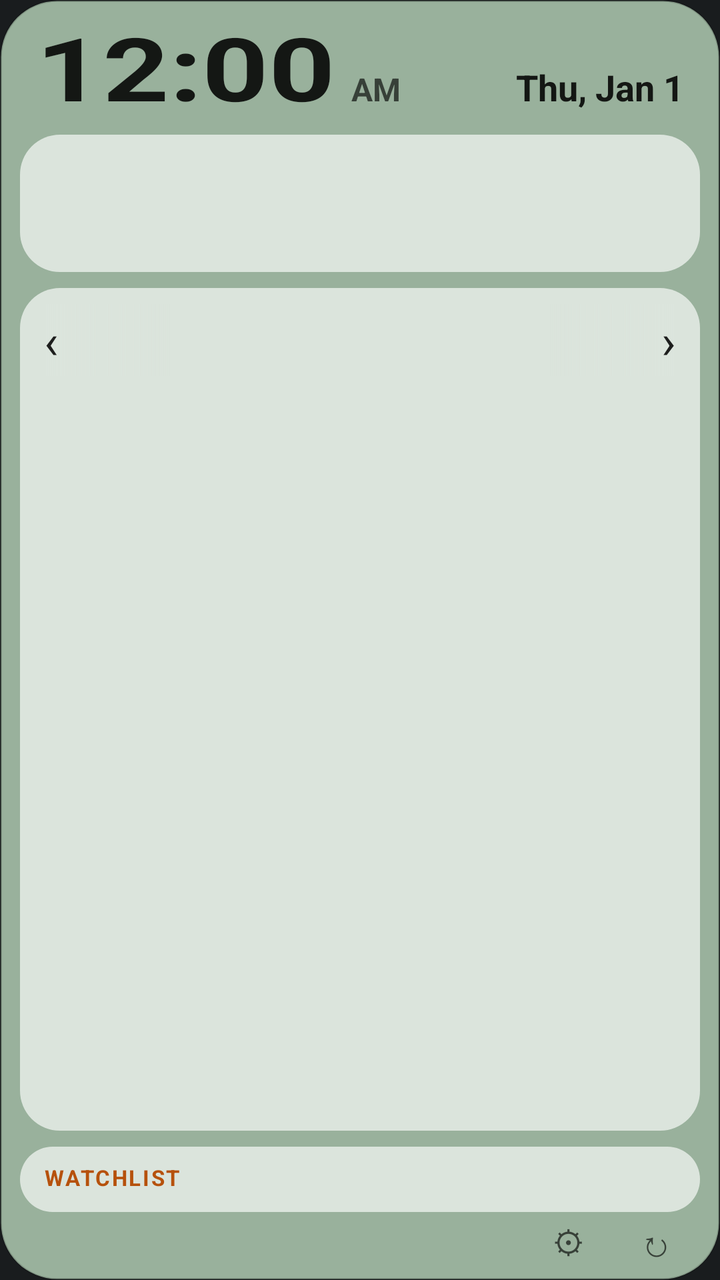
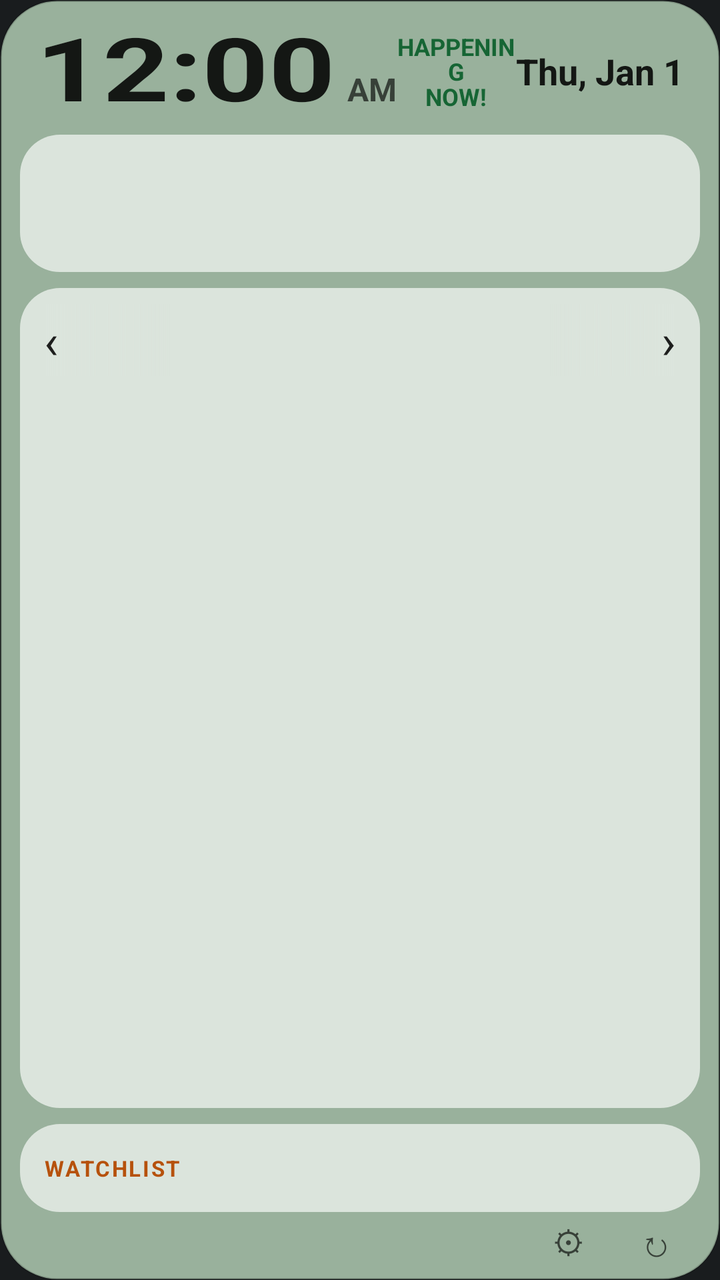

Compare the two renders of this Android layout. The source of the first and the diff that turns it into the second are given below.
<!-- AndroidManifest.xml: application theme android:Theme.DeviceDefault.NoActionBar -->
<!-- res/layout/widget_large.xml -->
<?xml version="1.0" encoding="utf-8"?>
<LinearLayout xmlns:android="http://schemas.android.com/apk/res/android"
    android:id="@+id/root"
    android:layout_width="match_parent"
    android:layout_height="match_parent"
    android:background="@drawable/widget_bg"
    android:orientation="vertical"
    android:paddingHorizontal="10dp"
    android:paddingTop="10dp"
    android:paddingBottom="4dp">

    
    <LinearLayout
        android:id="@+id/clock"
        android:layout_width="match_parent"
        android:layout_height="wrap_content"
        android:baselineAligned="true"
        android:orientation="horizontal"
        android:paddingHorizontal="8dp"
        android:paddingBottom="6dp">

        <TextClock
            android:layout_width="wrap_content"
            android:layout_height="wrap_content"
            android:format12Hour="h:mm"
            android:format24Hour="H:mm"
            android:includeFontPadding="false"
            android:textColor="@color/text"
            android:textScaleX="1.32"
            android:textSize="44sp"
            android:textStyle="bold" />

        <TextClock
            android:layout_width="wrap_content"
            android:layout_height="wrap_content"
            android:format12Hour="a"
            android:format24Hour=""
            android:paddingStart="8dp"
            android:textColor="@color/muted"
            android:textSize="16sp"
            android:textStyle="bold" />

        <TextClock
            android:layout_width="0dp"
            android:layout_height="wrap_content"
            android:layout_weight="1"
            android:format12Hour="EEE, MMM d"
            android:format24Hour="EEE, MMM d"
            android:gravity="end"
            android:textColor="@color/text"
            android:textSize="18sp"
            android:textStyle="bold" />
    </LinearLayout>

    <include layout="@layout/part_weather" />

    
    <LinearLayout
        android:layout_width="match_parent"
        android:layout_height="0dp"
        android:layout_marginTop="8dp"
        android:layout_weight="1"
        android:background="@drawable/bar_bg"
        android:orientation="vertical"
        android:paddingHorizontal="12dp"
        android:paddingVertical="8dp">

        
        <FrameLayout
            android:layout_width="match_parent"
            android:layout_height="36dp">

            <LinearLayout
                android:layout_width="match_parent"
                android:layout_height="match_parent"
                android:orientation="horizontal">

                <TextView
                    android:id="@+id/cat_m2"
                    android:layout_height="match_parent"
                    android:maxLines="1"
                    android:paddingHorizontal="9dp"
                    android:textSize="12sp"
                    android:layout_width="0dp"
                    android:layout_weight="1"
                    android:ellipsize="start"
                    android:gravity="end|center_vertical"
                    android:textColor="@color/faint" />

                <TextView
                    android:id="@+id/cat_m1"
                    android:layout_height="match_parent"
                    android:maxLines="1"
                    android:paddingHorizontal="9dp"
                    android:textSize="12sp"
                    android:layout_width="wrap_content"
                    android:gravity="center_vertical"
                    android:textColor="@color/muted" />

                <TextView
                    android:id="@+id/cat"
                    android:layout_height="match_parent"
                    android:maxLines="1"
                    android:paddingHorizontal="9dp"
                    android:textSize="14sp"
                    android:layout_width="wrap_content"
                    android:gravity="center_vertical"
                    android:letterSpacing="0.06"
                    android:textColor="@color/accent"
                    android:textStyle="bold" />

                <TextView
                    android:id="@+id/cat_p1"
                    android:layout_height="match_parent"
                    android:maxLines="1"
                    android:paddingHorizontal="9dp"
                    android:textSize="12sp"
                    android:layout_width="wrap_content"
                    android:gravity="center_vertical"
                    android:textColor="@color/muted" />

                <TextView
                    android:id="@+id/cat_p2"
                    android:layout_height="match_parent"
                    android:maxLines="1"
                    android:paddingHorizontal="9dp"
                    android:textSize="12sp"
                    android:layout_width="0dp"
                    android:layout_weight="1"
                    android:ellipsize="end"
                    android:gravity="start|center_vertical"
                    android:textColor="@color/faint" />

            </LinearLayout>

            <FrameLayout
                android:layout_width="64dp"
                android:layout_height="match_parent"
                android:layout_gravity="start"
                android:background="@drawable/fade_left" />

            <FrameLayout
                android:layout_width="64dp"
                android:layout_height="match_parent"
                android:layout_gravity="end"
                android:background="@drawable/fade_right" />

            <TextView
                android:id="@+id/prev"
                android:layout_width="40dp"
                android:layout_height="match_parent"
                android:layout_gravity="start"
                android:contentDescription="Previous category"
                android:gravity="start|center_vertical"
                android:text="‹"
                android:textColor="@color/text"
                android:textSize="24sp" />

            <TextView
                android:id="@+id/next"
                android:layout_width="40dp"
                android:layout_height="match_parent"
                android:layout_gravity="end"
                android:contentDescription="Next category"
                android:gravity="end|center_vertical"
                android:text="›"
                android:textColor="@color/text"
                android:textSize="24sp" />
        </FrameLayout>

        
        <TextView
            android:id="@+id/catpos"
            android:layout_width="match_parent"
            android:layout_height="wrap_content"
            android:gravity="center_horizontal"
            android:maxLines="1"
            android:textColor="@color/muted"
            android:textSize="11sp" />

        
        <LinearLayout
            android:id="@+id/headlines"
            android:layout_width="match_parent"
            android:layout_height="0dp"
            android:layout_weight="1"
            android:orientation="vertical"
            android:paddingTop="4dp" />

        
        <ListView
            android:id="@+id/headlines_list"
            android:layout_width="match_parent"
            android:layout_height="0dp"
            android:layout_weight="1"
            android:divider="@null"
            android:fadingEdgeLength="18dp"
            android:requiresFadingEdge="vertical"
            android:scrollbars="none"
            android:visibility="gone" />
    </LinearLayout>

    
    <LinearLayout
        android:id="@+id/watch"
        android:layout_width="match_parent"
        android:layout_height="wrap_content"
        android:layout_marginTop="8dp"
        android:background="@drawable/bar_bg"
        android:orientation="vertical"
        android:paddingHorizontal="12dp"
        android:paddingVertical="8dp">

        <TextView
            android:layout_width="wrap_content"
            android:layout_height="wrap_content"
            android:letterSpacing="0.08"
            android:paddingBottom="2dp"
            android:text="WATCHLIST"
            android:textColor="@color/accent"
            android:textSize="11sp"
            android:textStyle="bold" />

        <LinearLayout
            android:id="@+id/quotes"
            android:layout_width="match_parent"
            android:layout_height="wrap_content"
            android:orientation="vertical" />
    </LinearLayout>

    <LinearLayout
        android:layout_width="match_parent"
        android:layout_height="wrap_content"
        android:gravity="center_vertical"
        android:orientation="horizontal"
        android:paddingStart="8dp">

        <TextView
            android:id="@+id/updated"
            android:layout_width="0dp"
            android:layout_height="wrap_content"
            android:layout_weight="1"
            android:textColor="@color/muted"
            android:textSize="11sp" />

        <TextView
            android:id="@+id/settings"
            android:layout_width="44dp"
            android:layout_height="30dp"
            android:contentDescription="Widget settings"
            android:gravity="center"
            android:text="⚙"
            android:textColor="@color/muted"
            android:textSize="16sp" />

        <TextView
            android:id="@+id/refresh"
            android:layout_width="44dp"
            android:layout_height="30dp"
            android:contentDescription="Refresh now"
            android:gravity="center"
            android:text="↻"
            android:textColor="@color/muted"
            android:textSize="18sp" />
    </LinearLayout>
</LinearLayout>
<!-- res/layout/part_weather.xml (included above) -->
<?xml version="1.0" encoding="utf-8"?>
<LinearLayout xmlns:android="http://schemas.android.com/apk/res/android"
    android:id="@+id/weather"
    android:layout_width="match_parent"
    android:layout_height="wrap_content"
    android:background="@drawable/bar_bg"
    android:gravity="center_vertical"
    android:orientation="horizontal"
    android:paddingHorizontal="12dp"
    android:paddingVertical="8dp">

    <LinearLayout
        android:layout_width="0dp"
        android:layout_height="wrap_content"
        android:layout_weight="1"
        android:orientation="vertical">

        <TextView
            android:id="@+id/place"
            android:layout_width="wrap_content"
            android:layout_height="wrap_content"
            android:ellipsize="end"
            android:maxLines="1"
            android:textColor="@color/text"
            android:textSize="15sp"
            android:textStyle="bold" />

        <TextView
            android:id="@+id/cond"
            android:layout_width="wrap_content"
            android:layout_height="wrap_content"
            android:ellipsize="end"
            android:maxLines="1"
            android:textColor="@color/muted"
            android:textSize="13sp" />
    </LinearLayout>

    <ImageView
        android:id="@+id/icon"
        android:layout_width="38dp"
        android:layout_height="38dp"
        android:layout_marginStart="10dp"
        android:layout_marginEnd="8dp"
        android:importantForAccessibility="no" />

    <LinearLayout
        android:layout_width="wrap_content"
        android:layout_height="wrap_content"
        android:gravity="end"
        android:orientation="vertical">

        <TextView
            android:id="@+id/temp"
            android:layout_width="wrap_content"
            android:layout_height="wrap_content"
            android:includeFontPadding="false"
            android:textColor="@color/text"
            android:textSize="30sp"
            android:textStyle="bold" />

        <TextView
            android:id="@+id/hilo"
            android:layout_width="wrap_content"
            android:layout_height="wrap_content"
            android:textColor="@color/muted"
            android:textSize="13sp" />
    </LinearLayout>
</LinearLayout>
<!-- resources referenced by this layout -->
<resources>
  <color name="accent">#B6510C</color>
  <color name="faint">#70000000</color>
  <color name="muted">#A3000000</color>
  <color name="text">#DE000000</color>
  <!-- drawable bar_bg (drawable) -->
  <?xml version="1.0" encoding="utf-8"?>
  <shape xmlns:android="http://schemas.android.com/apk/res/android">
      <solid android:color="@color/inset" />
      <corners android:radius="@dimen/panel_radius" />
  </shape>
  <!-- drawable fade_left (drawable) -->
  <?xml version="1.0" encoding="utf-8"?>
  <shape xmlns:android="http://schemas.android.com/apk/res/android">
      <gradient android:angle="0" android:startColor="@color/panel_solid" android:endColor="@color/panel_clear" />
  </shape>
  <!-- drawable fade_right (drawable) -->
  <?xml version="1.0" encoding="utf-8"?>
  <shape xmlns:android="http://schemas.android.com/apk/res/android">
      <gradient android:angle="0" android:startColor="@color/panel_clear" android:endColor="@color/panel_solid" />
  </shape>
  <!-- drawable widget_bg (drawable) -->
  <?xml version="1.0" encoding="utf-8"?>
  <shape xmlns:android="http://schemas.android.com/apk/res/android">
      <solid android:color="@color/card" />
      <stroke android:width="1dp" android:color="@color/card_edge" />
      <corners android:radius="@dimen/widget_radius" />
  </shape>
  <color name="inset">#A6FFFFFF</color>
  <dimen name="panel_radius">16dp</dimen>
  <color name="panel_solid">#DBE4DC</color>
  <color name="panel_clear">#00DBE4DC</color>
  <color name="card">#99B19C</color>
  <color name="card_edge">#29000000</color>
  <dimen name="widget_radius">26dp</dimen>
</resources>

<!-- the commit's change to res/layout/widget_large.xml (unified diff, before → after) -->
@@ -14,39 +14,59 @@
         android:id="@+id/clock"
         android:layout_width="match_parent"
         android:layout_height="wrap_content"
-        android:baselineAligned="true"
+        android:baselineAligned="false"
+        android:gravity="center_vertical"
         android:orientation="horizontal"
         android:paddingHorizontal="8dp"
         android:paddingBottom="6dp">
 
+        <LinearLayout
+            android:layout_width="wrap_content"
+            android:layout_height="wrap_content"
+            android:baselineAligned="true"
+            android:orientation="horizontal">
+
+            <TextClock
+                android:layout_width="wrap_content"
+                android:layout_height="wrap_content"
+                android:format12Hour="h:mm"
+                android:format24Hour="H:mm"
+                android:includeFontPadding="false"
+                android:textColor="@color/text"
+                android:textScaleX="1.32"
+                android:textSize="44sp"
+                android:textStyle="bold" />
+
+            <TextClock
+                android:layout_width="wrap_content"
+                android:layout_height="wrap_content"
+                android:format12Hour="a"
+                android:format24Hour=""
+                android:paddingStart="6dp"
+                android:textColor="@color/muted"
+                android:textSize="16sp"
+                android:textStyle="bold" />
+        </LinearLayout>
+
+        <TextView
+            android:id="@+id/brand"
+            android:layout_width="0dp"
+            android:layout_height="wrap_content"
+            android:layout_weight="1"
+            android:contentDescription="Happening Now. Opens the website."
+            android:gravity="center"
+            android:lineSpacingMultiplier="0.9"
+            android:paddingVertical="4dp"
+            android:text="HAPPENING\nNOW!"
+            android:textColor="@color/brand"
+            android:textSize="12sp"
+            android:textStyle="bold" />
+
         <TextClock
             android:layout_width="wrap_content"
             android:layout_height="wrap_content"
-            android:format12Hour="h:mm"
-            android:format24Hour="H:mm"
-            android:includeFontPadding="false"
-            android:textColor="@color/text"
-            android:textScaleX="1.32"
-            android:textSize="44sp"
-            android:textStyle="bold" />
-
-        <TextClock
-            android:layout_width="wrap_content"
-            android:layout_height="wrap_content"
-            android:format12Hour="a"
-            android:format24Hour=""
-            android:paddingStart="8dp"
-            android:textColor="@color/muted"
-            android:textSize="16sp"
-            android:textStyle="bold" />
-
-        <TextClock
-            android:layout_width="0dp"
-            android:layout_height="wrap_content"
-            android:layout_weight="1"
             android:format12Hour="EEE, MMM d"
             android:format24Hour="EEE, MMM d"
-            android:gravity="end"
             android:textColor="@color/text"
             android:textSize="18sp"
             android:textStyle="bold" />
@@ -211,15 +231,43 @@
         android:paddingHorizontal="12dp"
         android:paddingVertical="8dp">
 
-        <TextView
-            android:layout_width="wrap_content"
-            android:layout_height="wrap_content"
-            android:letterSpacing="0.08"
-            android:paddingBottom="2dp"
-            android:text="WATCHLIST"
-            android:textColor="@color/accent"
-            android:textSize="11sp"
-            android:textStyle="bold" />
+        
+        <LinearLayout
+            android:id="@+id/watch_head"
+            android:layout_width="match_parent"
+            android:layout_height="wrap_content"
+            android:gravity="center_vertical"
+            android:minHeight="28dp"
+            android:orientation="horizontal">
+
+            <TextView
+                android:layout_width="wrap_content"
+                android:layout_height="wrap_content"
+                android:letterSpacing="0.08"
+                android:text="WATCHLIST"
+                android:textColor="@color/accent"
+                android:textSize="11sp"
+                android:textStyle="bold" />
+
+            <TextView
+                android:id="@+id/watch_summary"
+                android:layout_width="0dp"
+                android:layout_height="wrap_content"
+                android:layout_weight="1"
+                android:ellipsize="end"
+                android:maxLines="1"
+                android:paddingHorizontal="10dp"
+                android:textColor="@color/text"
+                android:textSize="12sp" />
+
+            <TextView
+                android:id="@+id/watch_toggle"
+                android:layout_width="wrap_content"
+                android:layout_height="wrap_content"
+                android:paddingStart="8dp"
+                android:textColor="@color/muted"
+                android:textSize="14sp" />
+        </LinearLayout>
 
         <LinearLayout
             android:id="@+id/quotes"
<!-- resource entries referenced after the edit -->
@@ -1,6 +1,7 @@
 <!-- resources referenced by this layout -->
 <resources>
   <color name="accent">#B6510C</color>
+  <color name="brand">#166534</color>
   <color name="faint">#70000000</color>
   <color name="muted">#A3000000</color>
   <color name="text">#DE000000</color>
